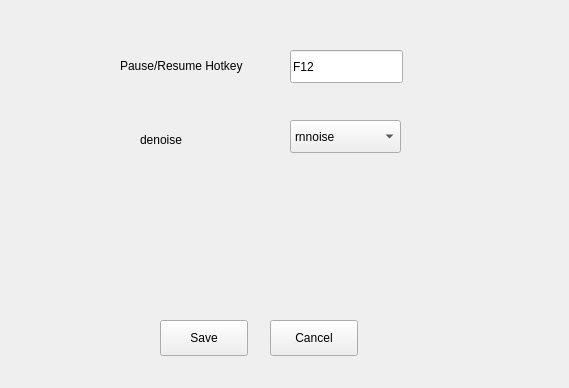
This is cxx-api-examples/vibeinput/preference.ui in yangjuncode/sherpa-onnx as Qt 5 draws it before an edit. The edited form follows.
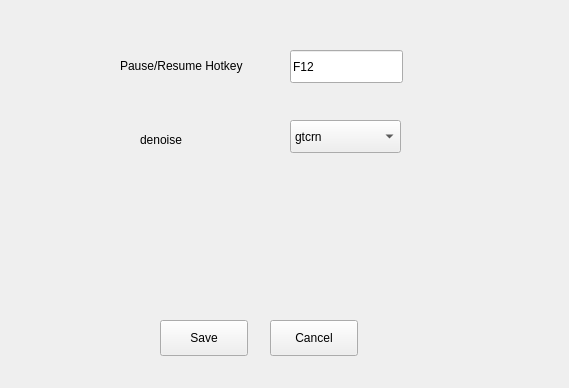
This is the edited form.

Commit message: default denoise method is gtcrn

Patch:
```diff
--- a/cxx-api-examples/vibeinput/preference.ui
+++ b/cxx-api-examples/vibeinput/preference.ui
@@ -89,7 +89,7 @@
    </property>
    <item>
     <property name="text">
-     <string>rnnoise</string>
+     <string>gtcrn</string>
     </property>
    </item>
    <item>
```
Left out of the diff: 2 changed lines with no effect on the pictures. The commit also changes 1 other file.
